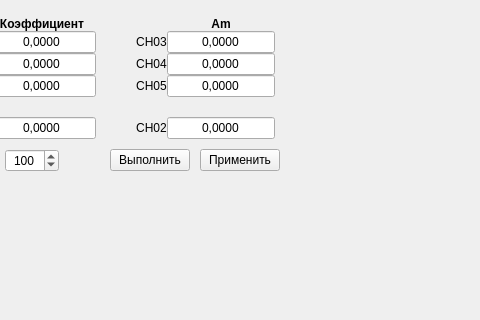
vlarry/configurator, file classes/calibrationwidget/calibrationwidget.ui: the form before one commit; both pictures show x 420 to 900 and y 0 to 320 of the 983 by 450 pixel window.
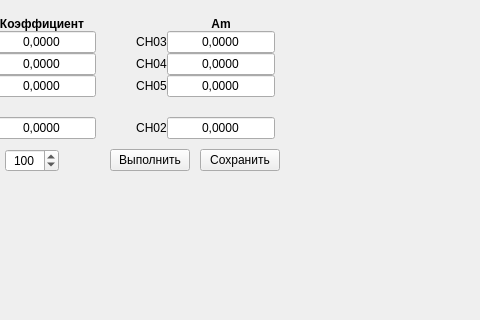
The form after the commit.

The edit to the form file:
```diff
--- a/classes/calibrationwidget/calibrationwidget.ui
+++ b/classes/calibrationwidget/calibrationwidget.ui
@@ -844,7 +844,7 @@
          <item>
           <widget class="QPushButton" name="pushButtonApply">
            <property name="text">
-            <string>Применить</string>
+            <string>Сохранить</string>
            </property>
           </widget>
          </item>
```
Left out of the diff: 3 changed lines with no effect on the pictures.
